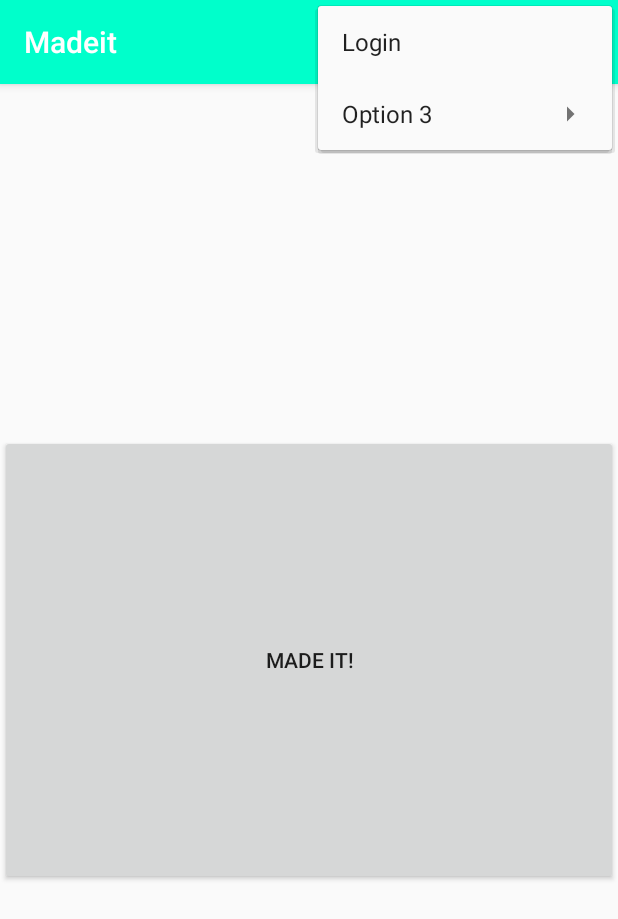
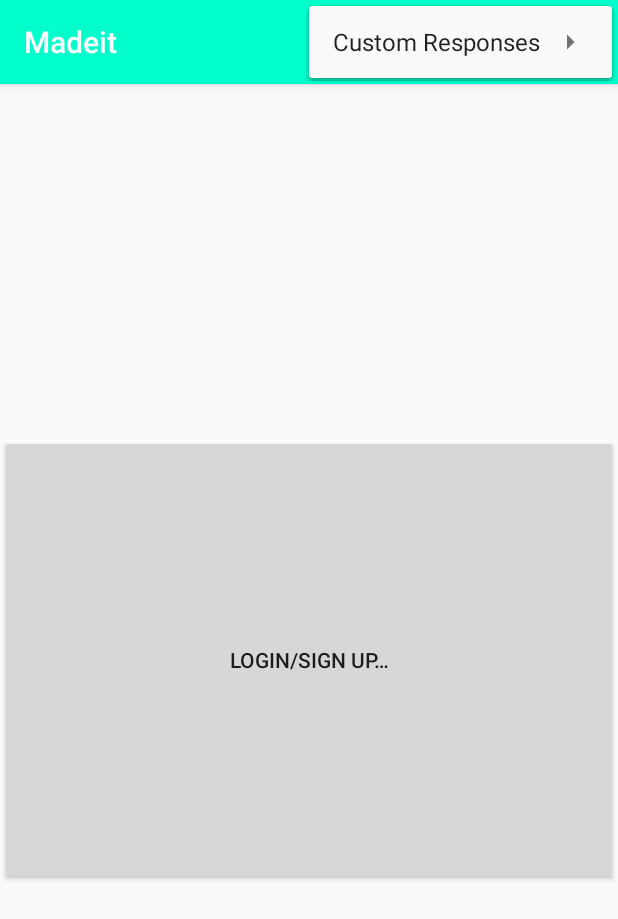
Before and after one commit to mmoo97/MadeIt, an Android app: the screen it shows after launch (MainActivity), with the options menu open, on a phone screen of 412 x 824 dp. Shown: the top 919 px of the screen. Run offline under Robolectric (Android 15) with nearby library versions, the phone set to English and light mode, and no system bars.

Commit message:
Feat add new screens

```diff
--- a/Mobile_App/app/src/main/java/com/example/madeit/data/LoginDataSource.java
+++ b/Mobile_App/app/src/main/java/com/example/madeit/data/LoginDataSource.java
@@ -12,11 +12,11 @@ public class LoginDataSource {
     public Result<LoggedInUser> login(String username, String password) {
 
         try {
-            // TODO: handle loggedInUser authentication
+            // TODO: handle loggedInUser authentication (AWS contact code to go here)
             LoggedInUser fakeUser =
                     new LoggedInUser(
                             java.util.UUID.randomUUID().toString(),
-                            "Jane Doe");
+                            username);
             return new Result.Success<>(fakeUser);
         } catch (Exception e) {
             return new Result.Error(new IOException("Error logging in", e));
--- a/Mobile_App/app/src/main/java/com/example/madeit/ui/login/LoginActivity.java
+++ b/Mobile_App/app/src/main/java/com/example/madeit/ui/login/LoginActivity.java
@@ -22,6 +22,7 @@ import android.widget.ProgressBar;
 import android.widget.TextView;
 import android.widget.Toast;
 
+import com.example.madeit.MainActivity;
 import com.example.madeit.R;
 import com.example.madeit.ui.login.LoginViewModel;
 import com.example.madeit.ui.login.LoginViewModelFactory;
@@ -74,6 +75,7 @@ public class LoginActivity extends AppCompatActivity {
                 setResult(Activity.RESULT_OK);
 
                 //Complete and destroy login activity once successful
+
                 finish();
             }
         });
--- a/Mobile_App/app/src/main/res/layout/activity_main.xml
+++ b/Mobile_App/app/src/main/res/layout/activity_main.xml
@@ -10,7 +10,7 @@
         android:id="@+id/MadeIt"
         android:layout_width="match_parent"
         android:layout_height="300dp"
-        android:text="@string/MadeIT_Button"
+        android:text="@string/Login_Signup"
         app:layout_constraintBottom_toBottomOf="parent"
         app:layout_constraintEnd_toEndOf="parent"
         app:layout_constraintHorizontal_bias="0.5"
--- a/Mobile_App/app/src/main/res/menu/drop_menu.xml
+++ b/Mobile_App/app/src/main/res/menu/drop_menu.xml
@@ -7,22 +7,26 @@
         android:title="@string/Settings"
         app:showAsAction="ifRoom"/>
 
-    <item android:id="@+id/item2"
-    android:icon="@drawable/ic_settings_black_24dp"
-    android:title="@string/login"
-    app:showAsAction="never"/>
-
-    <item android:id="@+id/item3"
+    <item android:id="@+id/custom_responses"
         android:icon="@drawable/ic_settings_black_24dp"
-        android:title="Option 3"
+        android:title="@string/custom_responses"
         app:showAsAction="never">
 
         <menu>
-            <item android:id="@+id/sub_item1"
-                android:title="Sub Item 1"/>
+            <item android:id="@+id/response_1"
+                android:title="@string/response_1"/>
 
-            <item android:id="@+id/sub_item2"
-                android:title="Sub Item 2"/>
+            <item android:id="@+id/response2"
+                android:title="@string/response_2"/>
+
+            <item android:id="@+id/response3"
+                android:title="@string/response_3"/>
+
+            <item android:id="@+id/response4"
+                android:title="@string/response_4"/>
+
+            <item android:id="@+id/response5"
+                android:title="@string/response_5"/>
         </menu>
 
     </item>
--- a/Mobile_App/app/src/main/res/values/strings.xml
+++ b/Mobile_App/app/src/main/res/values/strings.xml
@@ -2,8 +2,16 @@
     <string name="app_name">Madeit</string>
     <string name="MadeIt_Button_info">Button to send made it message</string>
     <string name="MadeIT_Button">Made it!</string>
+    <string name="Login_Signup">Login/Sign up…</string>
     <string name="Settings">Settings</string>
     <string name="title_activity_settings">Settings</string>
+    <string name="custom_responses">Custom Responses</string>
+
+    <string name="response_1">Response 1</string>
+    <string name="response_2">Response 2</string>
+    <string name="response_3">Response 3</string>
+    <string name="response_4">Response 4</string>
+    <string name="response_5">Response 5</string>
 
     <!-- Preference Titles -->
     <string name="messages_header">Messages</string>
```
Also changed, not shown: Mobile_App/app/src/main/AndroidManifest.xml (+11 -1 lines), Mobile_App/app/src/main/java/com/example/madeit/MainActivity.java (+42 -14 lines), 1 other file.
